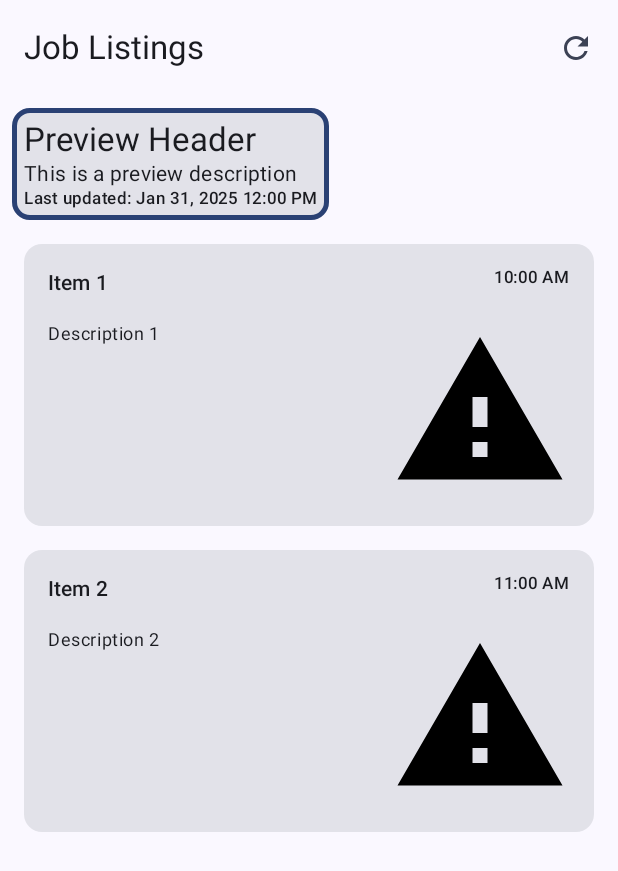
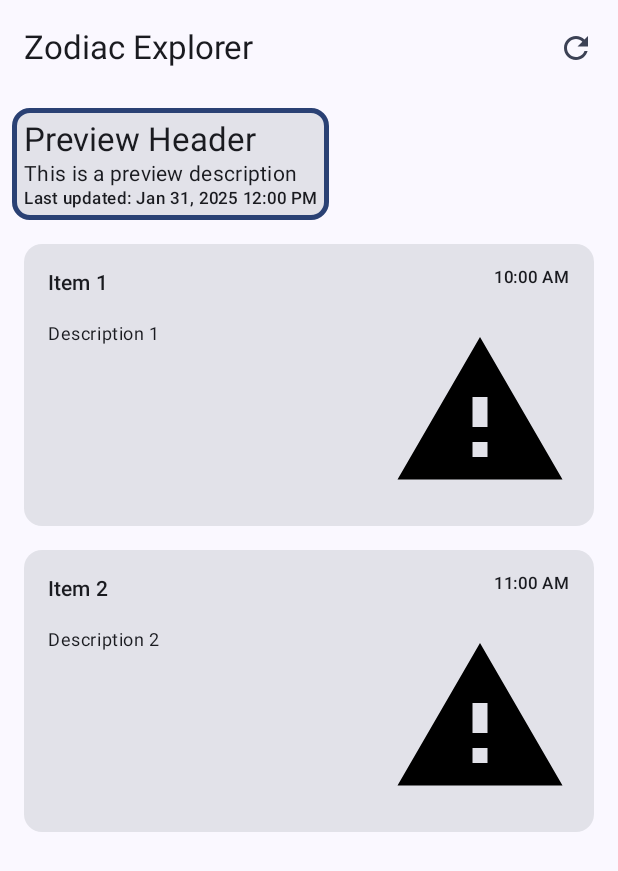
Before and after one commit to susan1699/Intern, an Android app built with Jetpack Compose: the @Preview function MainScreenPreview, on a phone screen of 412 x 824 dp. Shown: the top 871 px of the screen. Run offline under Robolectric (Android 15) with nearby library versions, the phone set to English and light mode, and no system bars; pictures from the network do not load.

Commit message:
fix(ui): Improved layout and default values in multiple components

```diff
--- a/app/src/main/java/com/glassdoor/intern/presentation/di/MainModule.kt
+++ b/app/src/main/java/com/glassdoor/intern/presentation/di/MainModule.kt
@@ -26,9 +26,9 @@ internal object MainModule {
         errorMessage = null,
         header = HeaderUiModel(
             id = 1,
-            title = "Welcome to Your Feed",
-            description = "Discover content tailored for you",
-            timestamp = "June 26, 2025 10:00 AM"
+            title = "Synoptical Astrology",
+            description = "A horoscope is an astrological chart or diagram representing the positions of celestial bodies at the time of an event.",
+            timestamp = "Nov 10, 2021 02:02 AM"
         ),
         isLoading = false,
         items = emptyList()
--- a/app/src/main/java/com/glassdoor/intern/presentation/ui/MainScreen.kt
+++ b/app/src/main/java/com/glassdoor/intern/presentation/ui/MainScreen.kt
@@ -37,7 +37,7 @@ internal fun MainScreen(
     /**
      * TODO: [Consume UI state safely from the ViewModel](https://developer.android.com/codelabs/jetpack-compose-advanced-state-side-effects#3)
      */
-    val uiState by viewModel.uiState.collectAsStateWithLifecycle() // Need to test
+    val uiState by viewModel.uiState.collectAsStateWithLifecycle()
 
     Scaffold(
         modifier = modifier,
--- a/app/src/main/java/com/glassdoor/intern/presentation/ui/component/ContentComponent.kt
+++ b/app/src/main/java/com/glassdoor/intern/presentation/ui/component/ContentComponent.kt
@@ -72,8 +72,8 @@ internal fun ContentComponent(
          * TODO: Specify the [item key](https://developer.android.com/jetpack/compose/lists#item-keys) and [content type](https://developer.android.com/jetpack/compose/lists#content-type)
          */
         items(
-            key = { it.key }, // Ensure stable key for UI re-rendering
-            contentType = { "Item" },
+            key = { it.key },
+            contentType = { it.title },
             items = items,
             itemContent = { item -> ItemComponent(item) },
         )
@@ -108,7 +108,7 @@ private fun HeaderComponent(
                     text = title,
                     style = MaterialTheme.typography.titleLarge
                 )
-                if (!description.isNullOrBlank()) {
+                if (description.isNotBlank()) {
                     Text(
                         text = description,
                         style = MaterialTheme.typography.bodyMedium
--- a/app/src/main/java/com/glassdoor/intern/presentation/ui/component/TopBarComponent.kt
+++ b/app/src/main/java/com/glassdoor/intern/presentation/ui/component/TopBarComponent.kt
@@ -47,7 +47,7 @@ internal fun TopBarComponent(
          * TODO: Declare a [title](https://developer.android.com/reference/kotlin/androidx/compose/material/package-summary#Text(androidx.compose.ui.text.AnnotatedString,androidx.compose.ui.Modifier,androidx.compose.ui.graphics.Color,androidx.compose.ui.unit.TextUnit,androidx.compose.ui.text.font.FontStyle,androidx.compose.ui.text.font.FontWeight,androidx.compose.ui.text.font.FontFamily,androidx.compose.ui.unit.TextUnit,androidx.compose.ui.text.style.TextDecoration,androidx.compose.ui.text.style.TextAlign,androidx.compose.ui.unit.TextUnit,androidx.compose.ui.text.style.TextOverflow,kotlin.Boolean,kotlin.Int,kotlin.Int,kotlin.collections.Map,kotlin.Function1,androidx.compose.ui.text.TextStyle)) using the app name resource from strings
          */
         Text(
-            text = stringResource(R.string.title), // Using app name from strings.xml
+            text = stringResource(R.string.app_name),
             style = MaterialTheme.typography.titleLarge
         )
     },
--- a/app/src/main/res/values/strings.xml
+++ b/app/src/main/res/values/strings.xml
@@ -13,7 +13,6 @@
 
     <!--  TODO: Provide a suitable application name  -->
 
-    <string name="app_name" translatable="false">GlassDoor 2.0</string>
-    <string name="title" translatable="false">Job Listings</string>
+    <string name="app_name" translatable="false">Zodiac Explorer</string>
     <string name="accessibility_navigation_refresh_screen_content">Refresh screen content</string>
 </resources>
```
